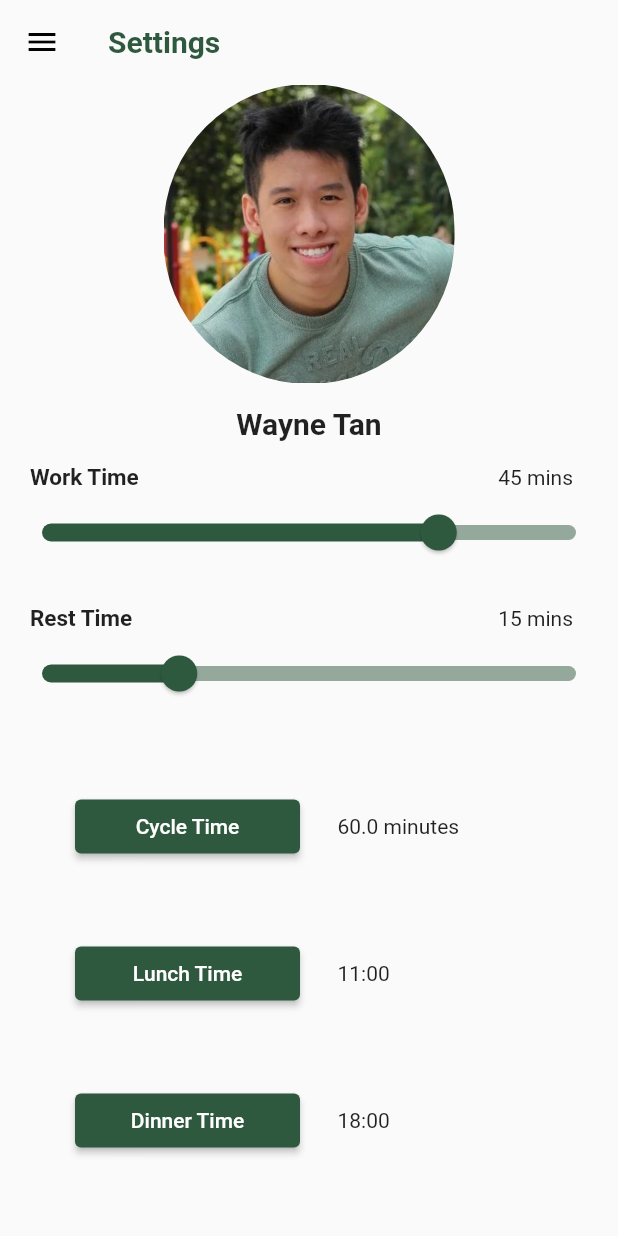
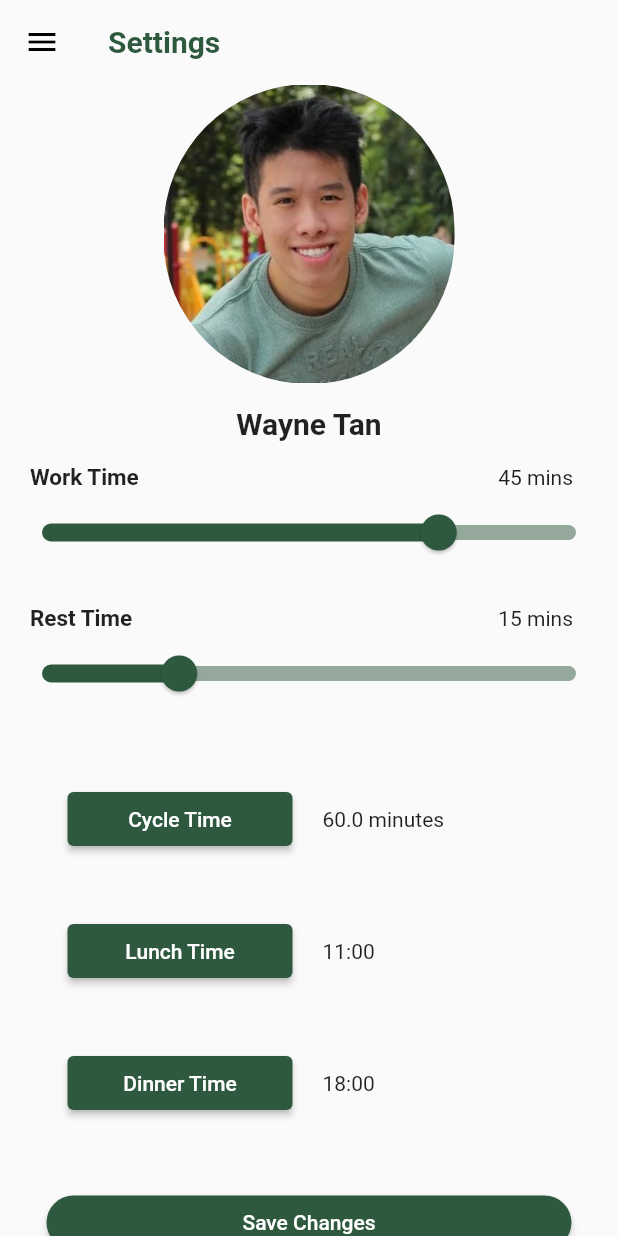
Before and after one commit to GSC-2023/Flutter_App, a Flutter app: the Settings screen opened by its route, on a phone screen of 412 x 824 dp. Run offline on Flutter 3.47's test engine with Material 2 defaults, Android fonts, the phone set to English and light mode, and no system bars; our stand-ins replace flutter_datetime_picker, flutter_spinkit, getwidget, syncfusion_flutter_charts, video_player; missing offline and left inert: neon_circular_timer.

Commit message:
fix: sidebar component insets

```diff
--- a/break_app/lib/screens/settings.dart
+++ b/break_app/lib/screens/settings.dart
@@ -208,7 +208,7 @@ class _SettingsState extends State<Settings> {
             child: Column(children: [
                Row(
               children: [
-                Padding(padding: EdgeInsets.all(25),
+                Padding(padding: EdgeInsets.all(20),
                 child: ElevatedButton(child: Text("Cycle Time"),
                 style: ElevatedButton.styleFrom(
                   primary: Color(0xff2E593F),
@@ -234,7 +234,7 @@ class _SettingsState extends State<Settings> {
           // LUNCH ===========================
           Row(children: [
             Padding(
-            padding: EdgeInsets.all(25),
+            padding: EdgeInsets.all(20),
             child: ElevatedButton(
             style: ElevatedButton.styleFrom(
               primary: Color(0xff2E593F),
@@ -275,7 +275,7 @@ class _SettingsState extends State<Settings> {
          // DINNER==============================================
           Row(children: [
             Padding(
-            padding: EdgeInsets.all(25),
+            padding: EdgeInsets.all(20),
             child: ElevatedButton(
               style: ElevatedButton.styleFrom(
               primary: Color(0xff2E593F),
@@ -326,8 +326,8 @@ class _SettingsState extends State<Settings> {
 
 
       //   )
-
-      ElevatedButton(
+      Padding(padding: EdgeInsets.fromLTRB(0, 0, 0, 2),
+      child: ElevatedButton(
         style: ElevatedButton.styleFrom(
           primary: Color(0xff2E593F),
           shape: RoundedRectangleBorder(
@@ -347,7 +347,8 @@ class _SettingsState extends State<Settings> {
           )
         );
         ScaffoldMessenger.of(context).showSnackBar(snackBar);
-      }, child: Text("Save Changes")),
+      }, child: Text("Save Changes")),)
+
 
       ],
       )
```
